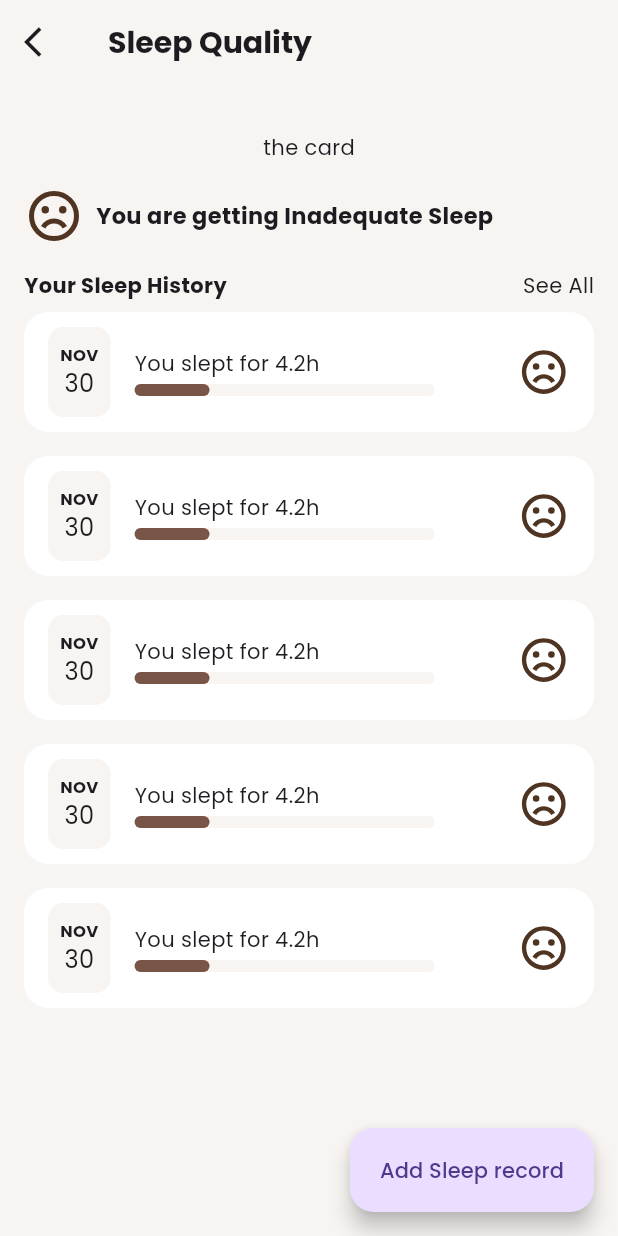
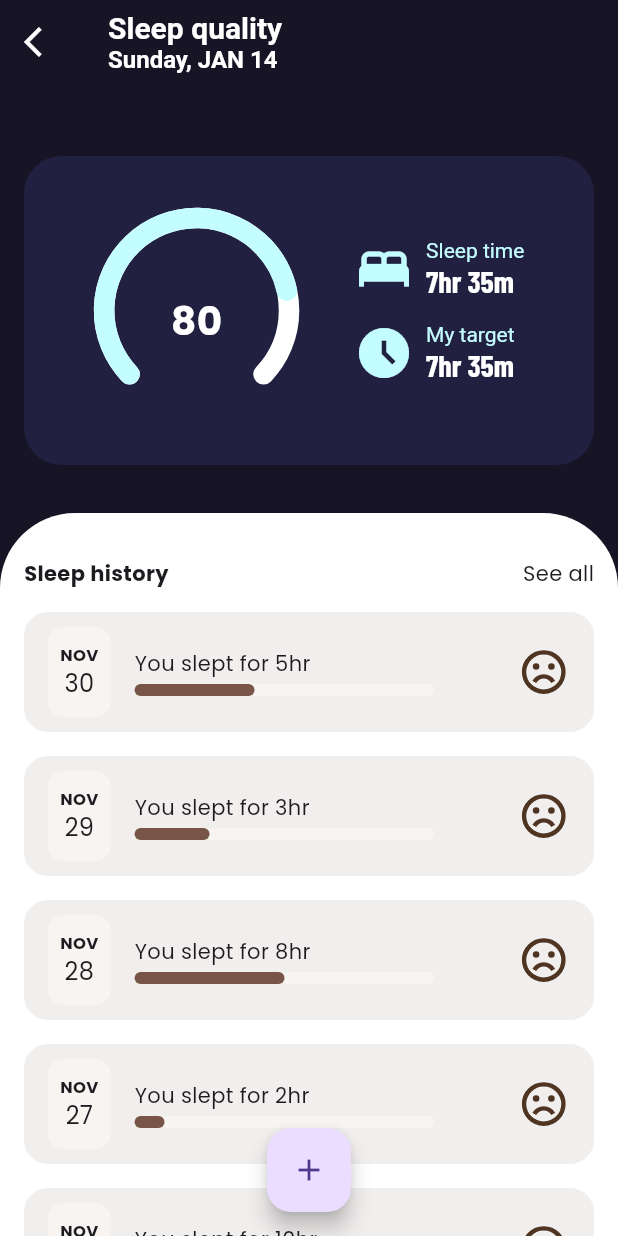
Before and after one commit to bjamyl/yeliapp, a Flutter app: the screen it shows after launch, after a tap on an icon or button, on a phone screen of 412 x 824 dp. Run offline on Flutter 3.47's test engine with Material 3 defaults, Android fonts, the phone set to English and light mode, and no system bars; drawn by our look-alikes of syncfusion_flutter_gauges; our stand-ins replace flutter_svg, font_awesome_flutter, jwt_decoder, syncfusion_flutter_charts.

Commit message:
create sleep quality card widget and add greeting time getter. Update styles and split code

```diff
--- a/lib/screens/home_screen.dart
+++ b/lib/screens/home_screen.dart
@@ -1,15 +1,14 @@
 import 'package:flutter/material.dart';
-import 'package:provider/provider.dart';
+// import 'package:provider/provider.dart';
 import 'package:font_awesome_flutter/font_awesome_flutter.dart';
 import 'package:yeliapp/widgets/metrics/moodscore.dart';
 import 'package:yeliapp/widgets/metrics/yeliscore.dart';
 import '../contants.dart';
-import './sleep_screen.dart';
 // Widget imports
-import '../providers/auth.dart';
+// import '../providers/auth.dart';
 import '../widgets/daily_widgets_container.dart';
-import '../widgets/health_metrics_container.dart';
 import '../services/utils/month_string_util.dart';
+import '../services/utils/time_of_day.dart';
 
 class HomeScreen extends StatefulWidget {
   const HomeScreen({super.key});
@@ -37,8 +36,8 @@ class _HomeScreenState extends State<HomeScreen> {
   @override
   Widget build(BuildContext context) {
     Size size = MediaQuery.of(context).size;
-    final userFirstName =
-        Provider.of<Auth>(context, listen: false).userFirstName;
+    // final userFirstName =
+    //     Provider.of<Auth>(context, listen: false).userFirstName;
 
     return Scaffold(
       backgroundColor: kBackgroundColor,
@@ -81,10 +80,10 @@ class _HomeScreenState extends State<HomeScreen> {
                 width: 8,
               ),
               RichText(
-                  text: const TextSpan(
-                      text: 'Good Afternoon! \n',
-                      style: TextStyle(color: Colors.black),
-                      children: [
+                  text: TextSpan(
+                      text: 'Good ${greeting()}! \n',
+                      style: const TextStyle(color: Colors.black),
+                      children: const [
                     TextSpan(
                         text: 'Jamil',
                         style: TextStyle(
--- a/lib/screens/sleep_screen.dart
+++ b/lib/screens/sleep_screen.dart
@@ -1,7 +1,8 @@
 import 'package:flutter/material.dart';
-import 'package:flutter_svg/flutter_svg.dart';
 import '../widgets/date_card.dart';
+import '../services/utils/month_string_util.dart';
 import '../widgets/sleep_quality_card.dart';
+import 'package:intl/intl.dart';
 
 class SleepScreen extends StatefulWidget {
   const SleepScreen({super.key});
@@ -12,80 +13,96 @@ class SleepScreen extends StatefulWidget {
   State<SleepScreen> createState() => _SleepScreenState();
 }
 
+DateTime now = DateTime.now();
+int monthNumber = now.month;
+
 class _SleepScreenState extends State<SleepScreen> {
+  String monthWord = monthNumberToWord(monthNumber);
+
   @override
   Widget build(BuildContext context) {
     Size size = MediaQuery.of(context).size;
     return Scaffold(
-      floatingActionButton: FloatingActionButton.extended(
-          onPressed: () {}, label: const Text('Add Sleep record')),
+      floatingActionButtonLocation: FloatingActionButtonLocation.centerFloat,
+      floatingActionButton:
+          FloatingActionButton(onPressed: () {}, child: Icon(Icons.add)),
       appBar: AppBar(
         backgroundColor: Colors.transparent,
         leading: IconButton(
             onPressed: Navigator.of(context).pop,
-            icon: const Icon(Icons.arrow_back_ios)),
-        title: const Text(
-          'Sleep Quality',
-          style: TextStyle(fontWeight: FontWeight.bold, fontSize: 20),
+            icon: const Icon(
+              Icons.arrow_back_ios,
+              color: Colors.white,
+            )),
+        title: RichText(
+          text: TextSpan(
+              text: 'Sleep quality \n',
+              style: const TextStyle(fontWeight: FontWeight.bold, fontSize: 20),
+              children: [
+                TextSpan(
+                    text:
+                        '${DateFormat('EEEE').format(now)}, $monthWord ${DateTime.now().day.toString()}',
+                    style: const TextStyle(fontSize: 16))
+              ]),
         ),
       ),
-      backgroundColor: const Color.fromRGBO(247, 244, 242, 1),
+      backgroundColor: const Color.fromRGBO(23, 20, 37, 1),
       body: SafeArea(
         child: SingleChildScrollView(
-          child: Container(
-            padding: const EdgeInsets.symmetric(horizontal: 16),
           child: Column(
             children: [
               const SizedBox(
                 height: 32,
               ),
-                const SleepQualityCard(),
-                const SizedBox(
-                  height: 16,
-                ),
-                Row(
-                  children: [
-                    SvgPicture.asset('assets/icons/sad.svg', width: 40),
-                    const SizedBox(
-                      width: 8,
-                    ),
-                    const Text(
-                      'You are getting Inadequate Sleep',
-                      style:
-                          TextStyle(fontSize: 15, fontWeight: FontWeight.bold),
-                    ),
-                  ],
+              const Padding(
+                padding: EdgeInsets.all(16),
+                child: SleepQualityCard(),
               ),
               const SizedBox(
                 height: 16,
               ),
+              Container(
+                padding: const EdgeInsets.only(top: 30, left: 16, right: 16),
+                width: double.infinity,
+                decoration: const BoxDecoration(
+                    color: Colors.white,
+                    borderRadius: BorderRadius.only(
+                        topLeft: Radius.circular(50),
+                        topRight: Radius.circular(50))),
+                child: const SingleChildScrollView(
+                  child: Column(
+                    children: [
                       Row(
                         mainAxisAlignment: MainAxisAlignment.spaceBetween,
                         children: [
-                    const Text(
-                      'Your Sleep History',
+                          Text(
+                            'Sleep history',
                             style: TextStyle(fontWeight: FontWeight.bold),
                           ),
-                    GestureDetector(
-                      child: const Text('See All'),
+                          Text('See all')
+                        ],
+                      ),
+                      SizedBox(
+                        height: 16,
+                      ),
+                      DateCard(
+                          num: 80, month: "NOV", date: '30', timeSlept: '5hr'),
+                      DateCard(
+                          num: 50, month: "NOV", date: '29', timeSlept: '3hr'),
+                      DateCard(
+                          num: 100, month: "NOV", date: '28', timeSlept: '8hr'),
+                      DateCard(
+                          num: 20, month: "NOV", date: '27', timeSlept: '2hr'),
+                      DateCard(
+                          num: 180,
+                          month: "NOV",
+                          date: '26',
+                          timeSlept: '10hr'),
+                    ],
+                  ),
+                ),
               )
             ],
-                ),
-                const SizedBox(
-                  height: 8,
-                ),
-                const SingleChildScrollView(
-                    child: Column(
-                  children: [
-                    DateCard(),
-                    DateCard(),
-                    DateCard(),
-                    DateCard(),
-                    DateCard(),
-                  ],
-                )),
-              ],
-            ),
           ),
         ),
       ),
--- a/lib/services/utils/time_of_day.dart
+++ b/lib/services/utils/time_of_day.dart
@@ -0,0 +1,10 @@
+String greeting() {
+  var hour = DateTime.now().hour;
+  if (hour < 12) {
+    return "morning";
+  }
+  if (hour < 17) {
+    return "afternoon";
+  }
+  return "evening";
+}
--- a/lib/widgets/date_card.dart
+++ b/lib/widgets/date_card.dart
@@ -2,7 +2,17 @@ import 'package:flutter/material.dart';
 import 'package:flutter_svg/flutter_svg.dart';
 
 class DateCard extends StatelessWidget {
-  const DateCard({super.key});
+  const DateCard(
+      {super.key,
+      required this.num,
+      required this.month,
+      required this.date,
+      required this.timeSlept});
+
+  final double num;
+  final String month;
+  final String date;
+  final String timeSlept;
 
   @override
   Widget build(BuildContext context) {
@@ -11,7 +21,8 @@ class DateCard extends StatelessWidget {
       margin: const EdgeInsets.only(bottom: 16),
       height: 80,
       decoration: BoxDecoration(
-          color: Colors.white, borderRadius: BorderRadius.circular(16)),
+          color: Color.fromARGB(255, 241, 238, 238),
+          borderRadius: BorderRadius.circular(16)),
       child: Row(
         crossAxisAlignment: CrossAxisAlignment.center,
         children: [
@@ -20,16 +31,17 @@ class DateCard extends StatelessWidget {
                 color: const Color.fromRGBO(247, 244, 242, 1),
                 borderRadius: BorderRadius.circular(10)),
             padding: const EdgeInsets.all(8),
-            child: const Column(
+            child: Column(
               mainAxisAlignment: MainAxisAlignment.center,
               children: [
                 Text(
-                  'NOV',
-                  style: TextStyle(fontSize: 11, fontWeight: FontWeight.bold),
+                  month,
+                  style: const TextStyle(
+                      fontSize: 11, fontWeight: FontWeight.bold),
                 ),
                 Text(
-                  '30',
-                  style: TextStyle(
+                  date,
+                  style: const TextStyle(
                     fontSize: 16,
                   ),
                 )
@@ -39,12 +51,11 @@ class DateCard extends StatelessWidget {
           const SizedBox(
             width: 16,
           ),
-          Container(
-            child: Column(
+          Column(
             mainAxisAlignment: MainAxisAlignment.center,
             crossAxisAlignment: CrossAxisAlignment.start,
             children: [
-                const Text('You slept for 4.2h'),
+              Text('You slept for $timeSlept'),
               const SizedBox(
                 height: 4,
               ),
@@ -55,10 +66,10 @@ class DateCard extends StatelessWidget {
                     height: 8,
                     decoration: BoxDecoration(
                         borderRadius: BorderRadius.circular(20),
-                          color: Color.fromRGBO(247, 244, 242, 1)),
+                        color: const Color.fromRGBO(247, 244, 242, 1)),
                   ),
                   Container(
-                      width: 50,
+                    width: num,
                     height: 8,
                     decoration: BoxDecoration(
                         color: Colors.brown,
@@ -67,7 +78,6 @@ class DateCard extends StatelessWidget {
                 ],
               )
             ],
-            ),
           ),
           const Spacer(),
           SvgPicture.asset(
--- a/lib/widgets/sleep_quality_card.dart
+++ b/lib/widgets/sleep_quality_card.dart
@@ -1,4 +1,7 @@
 import 'package:flutter/material.dart';
+import './metrics/yeliscore.dart';
+import 'package:intl/intl.dart';
+import "../services/utils/month_string_util.dart";
 
 class SleepQualityCard extends StatelessWidget {
   const SleepQualityCard({
@@ -7,8 +10,94 @@ class SleepQualityCard extends StatelessWidget {
 
   @override
   Widget build(BuildContext context) {
+    var date = DateTime.now();
+    DateTime now = DateTime.now();
+    int monthNumber = now.month;
+    String monthWord = monthNumberToWord(monthNumber);
+
+    Size size = MediaQuery.of(context).size;
     return Container(
-      child: Text('the card'),
+      padding: const EdgeInsets.all(10),
+      decoration: BoxDecoration(
+          color: const Color.fromRGBO(33, 32, 64, 1),
+          borderRadius: BorderRadius.circular(25)),
+      width: double.infinity,
+      height: size.height * 0.25,
+      child: Row(
+        crossAxisAlignment: CrossAxisAlignment.center,
+        mainAxisAlignment: MainAxisAlignment.spaceEvenly,
+        children: [
+          const Yeliscore(
+              gaugeNumberColor: Colors.white,
+              rangePointerColor: Color.fromRGBO(196, 253, 255, 1),
+              axisLineColor: Colors.white,
+              score: 80,
+              isBig: true),
+          Column(
+            mainAxisAlignment: MainAxisAlignment.center,
+            crossAxisAlignment: CrossAxisAlignment.start,
+            children: [
+              Row(
+                children: [
+                  const Icon(
+                    Icons.bed,
+                    color: Color.fromRGBO(196, 253, 255, 1),
+                    size: 40,
+                  ),
+                  const SizedBox(
+                    width: 8,
+                  ),
+                  RichText(
+                      text: const TextSpan(
+                          text: 'Sleep time \n',
+                          style: TextStyle(
+                              color: Color.fromRGBO(196, 253, 255, 1)),
+                          children: [
+                        TextSpan(
+                            text: '7hr 35m',
+                            style: TextStyle(
+                              fontSize: 20,
+                              fontWeight: FontWeight.bold,
+                              color: Colors.white,
+                              fontFamily: 'Barlow',
+                            ))
+                      ]))
+                ],
+              ),
+              const SizedBox(
+                height: 16,
+              ),
+              Row(
+                children: [
+                  const Icon(
+                    Icons.access_time_filled,
+                    color: Color.fromRGBO(196, 253, 255, 1),
+                    size: 40,
+                  ),
+                  const SizedBox(
+                    width: 8,
+                  ),
+                  RichText(
+                      text: const TextSpan(
+                          text: 'My target \n',
+                          style: TextStyle(
+                              color: Color.fromRGBO(196, 253, 255, 1)),
+                          children: [
+                        TextSpan(
+                            text: '7hr 35m',
+                            style: TextStyle(
+                              fontSize: 20,
+                              fontWeight: FontWeight.bold,
+                              color: Colors.white,
+                              fontFamily: 'Barlow',
+                            ))
+                      ]))
+                ],
+              )
+            ],
+          ),
+        ],
+      ),
     );
   }
 }
--- a/pubspec.yaml
+++ b/pubspec.yaml
@@ -42,6 +42,7 @@ dependencies:
   syncfusion_flutter_charts: ^23.2.6
   font_awesome_flutter: ^10.6.0
   jwt_decoder: ^2.0.1
+  intl: ^0.18.1
 
 dev_dependencies:
   flutter_test:
```
Also changed, not shown: pubspec.lock. Lines whose indentation alone changed are shown as unchanged.
